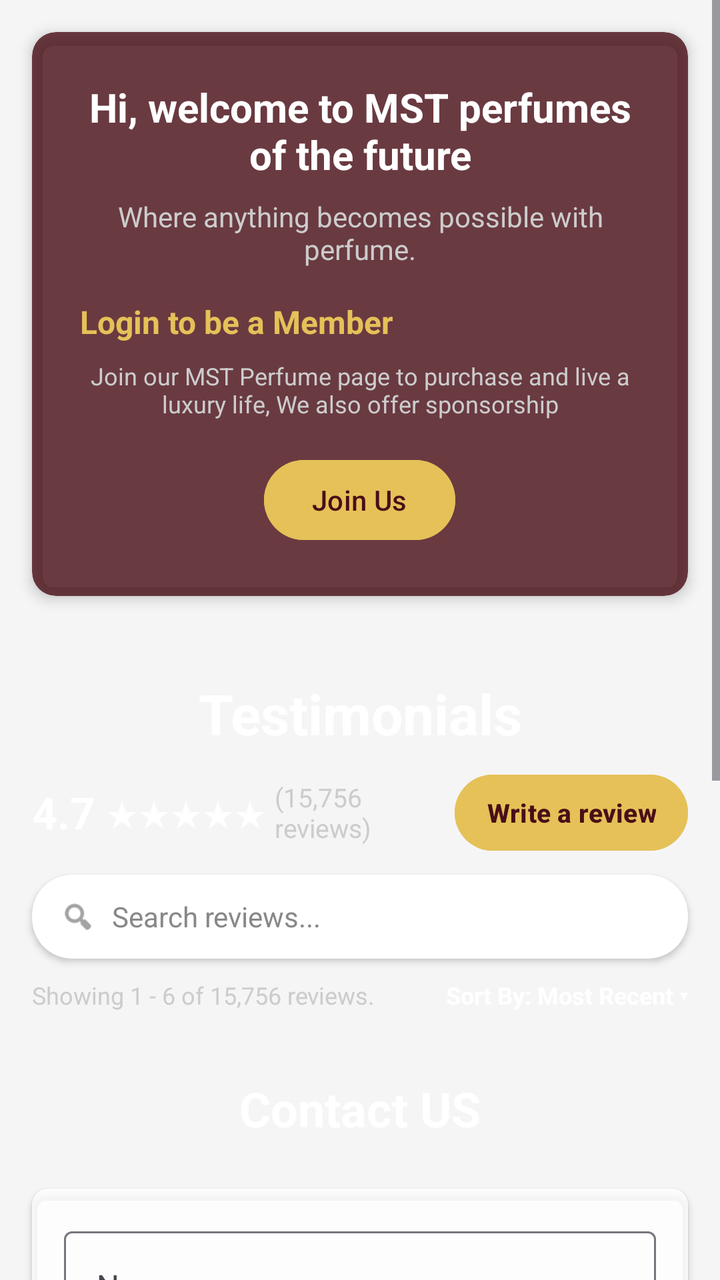
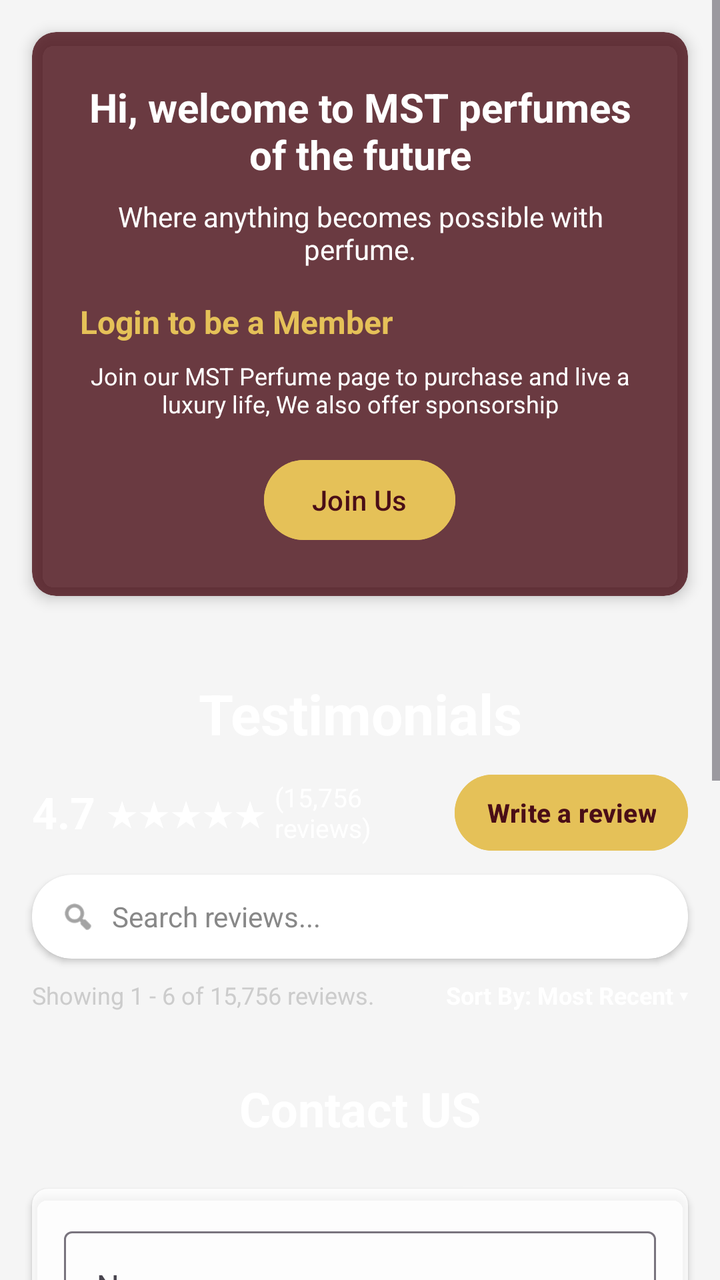

The first picture is an Android layout as it rendered before a commit; the second is the same layout after the commit. The layout source and the unified diff follow.
<!-- AndroidManifest.xml: application theme Theme.MSTPerfumes -->
<!-- res/layout/fragment_home.xml -->
<?xml version="1.0" encoding="utf-8"?>
<ScrollView xmlns:android="http://schemas.android.com/apk/res/android"
    xmlns:app="http://schemas.android.com/apk/res-auto"
    android:layout_width="match_parent"
    android:layout_height="match_parent"
    android:background="@android:color/transparent">

    <LinearLayout
        android:layout_width="match_parent"
        android:layout_height="wrap_content"
        android:orientation="vertical">

        
        <androidx.cardview.widget.CardView
            android:id="@+id/cardJoin"
            android:layout_width="match_parent"
            android:layout_height="wrap_content"
            android:layout_margin="16dp"
            app:cardCornerRadius="12dp"
            app:cardElevation="4dp"
            app:cardBackgroundColor="#CC4A0E17">

            <LinearLayout
                android:layout_width="match_parent"
                android:layout_height="wrap_content"
                android:orientation="vertical"
                android:padding="24dp">

                <TextView
                    android:id="@+id/tvWelcomeUser"
                    android:layout_width="wrap_content"
                    android:layout_height="wrap_content"
                    android:gravity="center"
                    android:text="Hi, welcome to MST perfumes of the future"
                    android:textColor="@android:color/white"
                    android:textSize="20sp"
                    android:textStyle="bold" />

                <TextView
                    android:layout_width="wrap_content"
                    android:layout_height="wrap_content"
                    android:layout_marginTop="8dp"
                    android:text="Where anything becomes possible with perfume."
                    android:textColor="#CCCCCC"
                    android:textSize="14sp"
                    android:gravity="center" />

                <TextView
                    android:id="@+id/tvJoinHeader"
                    android:layout_width="wrap_content"
                    android:layout_height="wrap_content"
                    android:layout_marginTop="16dp"
                    android:text="Login to be a Member"
                    android:textColor="@color/golden_sand"
                    android:textSize="16sp"
                    android:textStyle="bold"
                    android:gravity="center" />

                <TextView
                    android:id="@+id/tvJoinSubheader"
                    android:layout_width="wrap_content"
                    android:layout_height="wrap_content"
                    android:layout_marginTop="8dp"
                    android:text="Join our MST Perfume page to purchase and live a luxury life, We also offer sponsorship"
                    android:textColor="#CCCCCC"
                    android:textSize="12sp"
                    android:gravity="center" />

                <Button
                    android:id="@+id/btnJoinUs"
                    android:layout_width="wrap_content"
                    android:layout_height="wrap_content"
                    android:layout_gravity="center"
                    android:layout_marginTop="16dp"
                    android:backgroundTint="@color/golden_sand"
                    android:text="Join Us"
                    android:textColor="@color/deep_burgundy" />

            </LinearLayout>
        </androidx.cardview.widget.CardView>

        
        <androidx.cardview.widget.CardView
            android:id="@+id/cardMemberBenefits"
            android:layout_width="match_parent"
            android:layout_height="wrap_content"
            android:layout_margin="16dp"
            android:visibility="gone"
            app:cardCornerRadius="12dp"
            app:cardElevation="4dp"
            app:cardBackgroundColor="#CC4A0E17">

            <LinearLayout
                android:layout_width="match_parent"
                android:layout_height="wrap_content"
                android:orientation="vertical"
                android:padding="20dp">

                <TextView
                    android:layout_width="wrap_content"
                    android:layout_height="wrap_content"
                    android:text="✨ Gold Member Benefits ✨"
                    android:textColor="@color/golden_sand"
                    android:textSize="18sp"
                    android:textStyle="bold" />

                <TextView
                    android:layout_width="wrap_content"
                    android:layout_height="wrap_content"
                    android:layout_marginTop="12dp"
                    android:text="• 10% Discount on all orders\n• Early access to new scents\n• Free shipping on orders over R500\n• Exclusive business training workshops"
                    android:textColor="@android:color/white"
                    android:textSize="14sp"
                    android:lineSpacingExtra="4dp" />

            </LinearLayout>
        </androidx.cardview.widget.CardView>

        
        <TextView
            android:layout_width="match_parent"
            android:layout_height="wrap_content"
            android:layout_marginTop="24dp"
            android:gravity="center"
            android:text="Testimonials"
            android:textColor="@android:color/white"
            android:textSize="28sp"
            android:textStyle="bold" />

        
        <LinearLayout
            android:layout_width="match_parent"
            android:layout_height="wrap_content"
            android:layout_marginHorizontal="16dp"
            android:layout_marginTop="12dp"
            android:gravity="center_vertical"
            android:orientation="horizontal">

            
            <LinearLayout
                android:layout_width="0dp"
                android:layout_height="wrap_content"
                android:layout_weight="1"
                android:gravity="center_vertical"
                android:orientation="horizontal">

                <TextView
                    android:id="@+id/tvAverageRating"
                    android:layout_width="wrap_content"
                    android:layout_height="wrap_content"
                    android:text="4.7 "
                    android:textColor="@android:color/white"
                    android:textSize="22sp"
                    android:textStyle="bold" />

                <TextView
                    android:layout_width="wrap_content"
                    android:layout_height="wrap_content"
                    android:text="★★★★★ "
                    android:textColor="#FFFFFF"
                    android:textSize="18sp" />

                <TextView
                    android:id="@+id/tvReviewCount"
                    android:layout_width="wrap_content"
                    android:layout_height="wrap_content"
                    android:text="(15,756 reviews)"
                    android:textColor="#CCCCCC"
                    android:textSize="13sp" />
            </LinearLayout>

            
            <com.google.android.material.button.MaterialButton
                android:id="@+id/btnWriteReview"
                android:layout_width="wrap_content"
                android:layout_height="38dp"
                android:backgroundTint="@color/golden_sand"
                android:paddingHorizontal="16dp"
                android:paddingVertical="0dp"
                android:text="Write a review"
                android:textColor="@color/deep_burgundy"
                android:textSize="13sp"
                android:textStyle="bold"
                app:cornerRadius="19dp"
                android:insetTop="0dp"
                android:insetBottom="0dp" />

        </LinearLayout>

        
        <androidx.cardview.widget.CardView
            android:layout_width="match_parent"
            android:layout_height="wrap_content"
            android:layout_marginHorizontal="16dp"
            android:layout_marginTop="12dp"
            app:cardCornerRadius="20dp"
            app:cardElevation="2dp"
            app:cardBackgroundColor="#FFFFFF">

            <LinearLayout
                android:layout_width="match_parent"
                android:layout_height="42dp"
                android:gravity="center_vertical"
                android:orientation="horizontal"
                android:paddingHorizontal="14dp">

                <ImageView
                    android:layout_width="18dp"
                    android:layout_height="18dp"
                    android:contentDescription="Search Icon"
                    android:src="@android:drawable/ic_menu_search"
                    app:tint="#666666" />

                <EditText
                    android:id="@+id/etSearchReviews"
                    android:layout_width="match_parent"
                    android:layout_height="match_parent"
                    android:layout_marginStart="8dp"
                    android:background="@null"
                    android:hint="Search reviews..."
                    android:inputType="text"
                    android:maxLines="1"
                    android:textColor="#2C1810"
                    android:textColorHint="#888888"
                    android:textSize="14sp" />

            </LinearLayout>
        </androidx.cardview.widget.CardView>

        
        <LinearLayout
            android:layout_width="match_parent"
            android:layout_height="wrap_content"
            android:layout_marginHorizontal="16dp"
            android:layout_marginTop="10dp"
            android:layout_marginBottom="8dp"
            android:orientation="horizontal">

            <TextView
                android:id="@+id/tvShowingReviewsCount"
                android:layout_width="0dp"
                android:layout_height="wrap_content"
                android:layout_weight="1"
                android:text="Showing 1 - 6 of 15,756 reviews."
                android:textColor="#CCCCCC"
                android:textSize="12sp" />

            <TextView
                android:layout_width="wrap_content"
                android:layout_height="wrap_content"
                android:text="Sort By: Most Recent ▾"
                android:textColor="@android:color/white"
                android:textSize="12sp"
                android:textStyle="bold" />
        </LinearLayout>

        
        <androidx.recyclerview.widget.RecyclerView
            android:id="@+id/rvTestimonials"
            android:layout_width="match_parent"
            android:layout_height="wrap_content"
            android:clipToPadding="false"
            android:paddingHorizontal="12dp"
            android:orientation="horizontal"
            app:layoutManager="androidx.recyclerview.widget.LinearLayoutManager" />

        
        <TextView
            android:layout_width="match_parent"
            android:layout_height="wrap_content"
            android:layout_marginTop="24dp"
            android:layout_marginBottom="8dp"
            android:gravity="center"
            android:text="Contact US"
            android:textColor="@android:color/white"
            android:textSize="24sp"
            android:textStyle="bold" />

        <androidx.cardview.widget.CardView
            android:layout_width="match_parent"
            android:layout_height="wrap_content"
            android:layout_margin="16dp"
            app:cardCornerRadius="8dp"
            app:cardBackgroundColor="#CCFFFFFF">

            <LinearLayout
                android:layout_width="match_parent"
                android:layout_height="wrap_content"
                android:orientation="vertical"
                android:padding="16dp">

                <com.google.android.material.textfield.TextInputLayout
                    android:layout_width="match_parent"
                    android:layout_height="wrap_content"
                    android:hint="Name">

                    <com.google.android.material.textfield.TextInputEditText
                        android:id="@+id/etName"
                        android:layout_width="match_parent"
                        android:layout_height="wrap_content" />
                </com.google.android.material.textfield.TextInputLayout>

                <com.google.android.material.textfield.TextInputLayout
                    android:layout_width="match_parent"
                    android:layout_height="wrap_content"
                    android:hint="Email">

                    <com.google.android.material.textfield.TextInputEditText
                        android:id="@+id/etEmail"
                        android:layout_width="match_parent"
                        android:layout_height="wrap_content"
                        android:inputType="textEmailAddress" />
                </com.google.android.material.textfield.TextInputLayout>

                <com.google.android.material.textfield.TextInputLayout
                    android:layout_width="match_parent"
                    android:layout_height="wrap_content"
                    android:hint="Message">

                    <com.google.android.material.textfield.TextInputEditText
                        android:id="@+id/etMessage"
                        android:layout_width="match_parent"
                        android:layout_height="100dp"
                        android:gravity="top" />
                </com.google.android.material.textfield.TextInputLayout>

                <Button
                    android:id="@+id/btnSendMessage"
                    android:layout_width="wrap_content"
                    android:layout_height="wrap_content"
                    android:layout_gravity="center"
                    android:backgroundTint="@color/deep_burgundy"
                    android:text="Send Message"
                    android:textColor="@android:color/white" />

            </LinearLayout>
        </androidx.cardview.widget.CardView>

        
        <LinearLayout
            android:layout_width="match_parent"
            android:layout_height="wrap_content"
            android:layout_margin="16dp"
            android:orientation="vertical">

            <TextView
                android:layout_width="wrap_content"
                android:layout_height="wrap_content"
                android:text="✉️: mohaochiloane539@gmail.com"
                android:textColor="@android:color/white"
                android:layout_marginBottom="8dp" />

            <TextView
                android:layout_width="wrap_content"
                android:layout_height="wrap_content"
                android:text="🔗: www.MSTPERFUMES.com"
                android:textColor="@android:color/white"
                android:layout_marginBottom="8dp" />

            <TextView
                android:layout_width="wrap_content"
                android:layout_height="wrap_content"
                android:text="📞: (+27) 0715118509"
                android:textColor="@android:color/white"
                android:layout_marginBottom="8dp" />

            <TextView
                android:layout_width="wrap_content"
                android:layout_height="wrap_content"
                android:text="🕐: 9.00 AM - 5.00 PM"
                android:textColor="@android:color/white" />

        </LinearLayout>

    </LinearLayout>
</ScrollView>
<!-- resources referenced by this layout -->
<resources>
  <color name="deep_burgundy">#4A0E17</color>
  <color name="golden_sand">#E5C158</color>
  <style name="Theme.MSTPerfumes" parent="Base.Theme.MSTPerfumes" />
  <style name="Base.Theme.MSTPerfumes" parent="Theme.Material3.DayNight.NoActionBar">
          
          <item name="colorPrimary">@color/deep_burgundy</item>
          <item name="colorSecondary">@color/golden_sand</item>
          <item name="android:colorBackground">@color/smoke_white</item>
          <item name="colorSurface">@color/smoke_white</item>
      </style>
  <color name="smoke_white">#F5F5F5</color>
</resources>

<!-- the commit's change to res/layout/fragment_home.xml (unified diff, before → after) -->
@@ -41,7 +41,7 @@
                     android:layout_height="wrap_content"
                     android:layout_marginTop="8dp"
                     android:text="Where anything becomes possible with perfume."
-                    android:textColor="#CCCCCC"
+                    android:textColor="#FFFFFF"
                     android:textSize="14sp"
                     android:gravity="center" />
 
@@ -62,7 +62,7 @@
                     android:layout_height="wrap_content"
                     android:layout_marginTop="8dp"
                     android:text="Join our MST Perfume page to purchase and live a luxury life, We also offer sponsorship"
-                    android:textColor="#CCCCCC"
+                    android:textColor="#FFFFFF"
                     android:textSize="12sp"
                     android:gravity="center" />
 
@@ -165,7 +165,7 @@
                     android:layout_width="wrap_content"
                     android:layout_height="wrap_content"
                     android:text="(15,756 reviews)"
-                    android:textColor="#CCCCCC"
+                    android:textColor="#FFFFFF"
                     android:textSize="13sp" />
             </LinearLayout>
 
